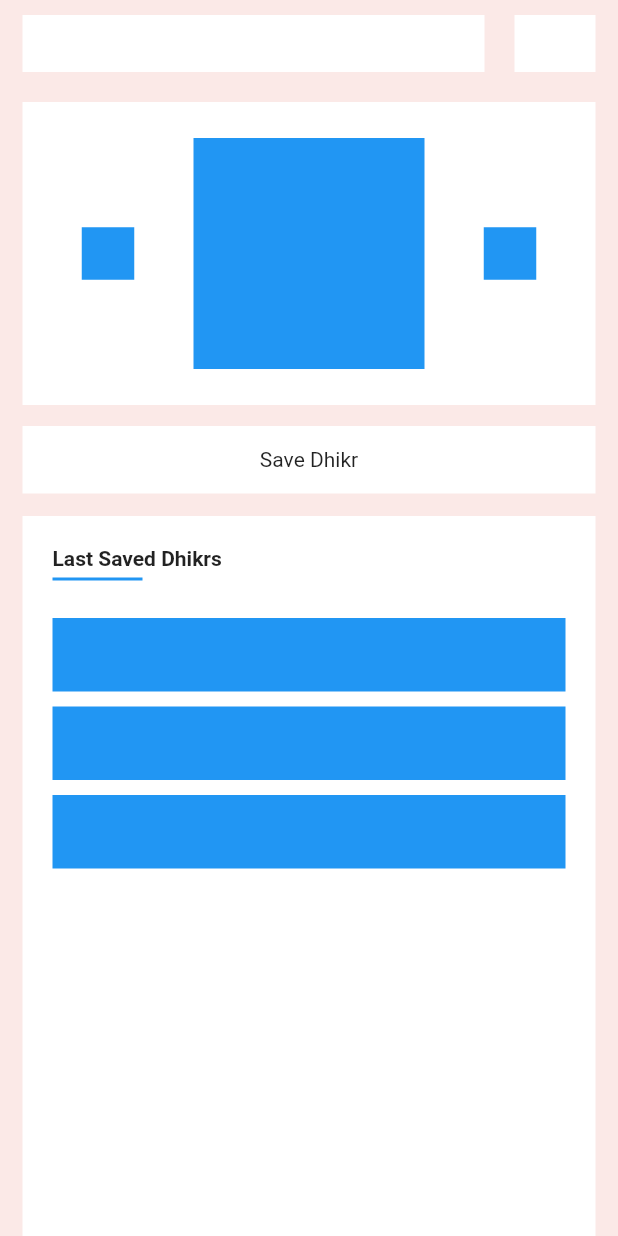
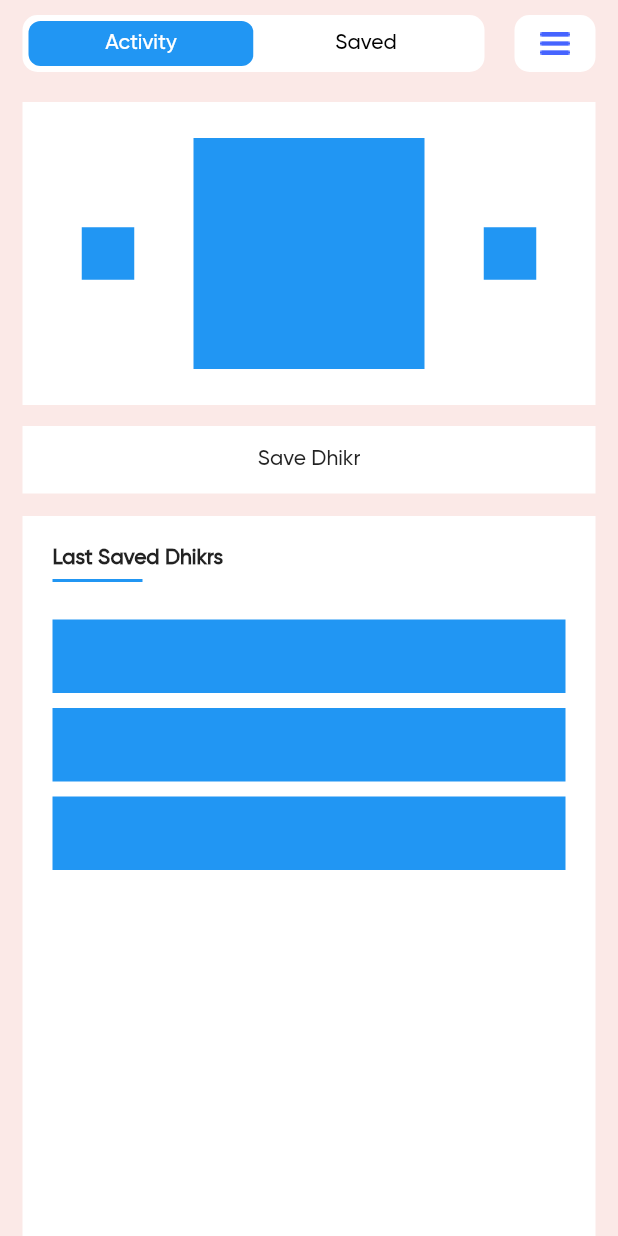
Before and after one commit to merekesabitov/TasbihApp, a Flutter app: the screen it shows after launch, on a phone screen of 412 x 824 dp. Run offline on Flutter 3.47's test engine with Material 2 defaults, Android fonts, the phone set to English and light mode, and no system bars.

Commit message:
HomePage UI (TopPanel)

```diff
--- a/Tasbih_App/lib/main.dart
+++ b/Tasbih_App/lib/main.dart
@@ -9,8 +9,11 @@ class Tasbih extends StatelessWidget {
 
   @override
   Widget build(BuildContext context) {
-    return const MaterialApp(
-      home: HomePage(),
+    return MaterialApp(
+      theme: ThemeData(
+        fontFamily: 'Gilroy-Medium',
+      ),
+      home: const HomePage(),
     );
   }
 }
@@ -51,16 +54,60 @@ class TopPanel extends StatelessWidget {
           children: [
             Expanded(
               child: Container(
-                color: Colors.white,
+                decoration: BoxDecoration(
+                  color: Colors.white,
+                  borderRadius: BorderRadius.circular(10),
+                ),
                 height: 38,
                 width: 276,
+                padding: const EdgeInsets.all(4),
+                child: Row(
+                  children: [
+                    Expanded(child:
+                    Container(
+                      height: 30,
+                      decoration: BoxDecoration(
+                        color: Colors.blue,
+                        borderRadius: BorderRadius.circular(8),
+                        ),
+                        alignment: Alignment.center,
+                        child: const Text(
+                          'Activity',
+                          style: TextStyle(
+                            color: Colors.white,
+                          ),
+                        ),
+                      ),
+                    ),
+                    Expanded(child:
+                    Container(
+                      height: 30,
+                      decoration: BoxDecoration(
+                        color: Colors.white,
+                        borderRadius: BorderRadius.circular(8),
+                        ),
+                        alignment: Alignment.center,
+                        child: const Text(
+                          'Saved',
+                          style: TextStyle(
+                            color: Colors.black,
+                          ),
+                        ),
+                      ),
+                    ),
+                  ],
+                ),
               ),
             ),
             Container(
-              color: Colors.white,
+              decoration: BoxDecoration(
+                color: Colors.white,
+                borderRadius: BorderRadius.circular(10),
+              ),
               height: 38,
               width: 54,
               margin: const EdgeInsets.only(left: 20),
+              child: Image.asset('assets/img/menu.png'),
             )
           ],
         ),
```
Also changed, not shown: Tasbih_App/pubspec.yaml (+9 -6 lines), Tasbih_App/assets/fonts/Gilroy-Bold.ttf (added), Tasbih_App/assets/fonts/Gilroy-Medium.ttf (added), Tasbih_App/assets/img/decrement.png (added), Tasbih_App/assets/img/menu.png (added), Tasbih_App/assets/img/refresh.png (added).
